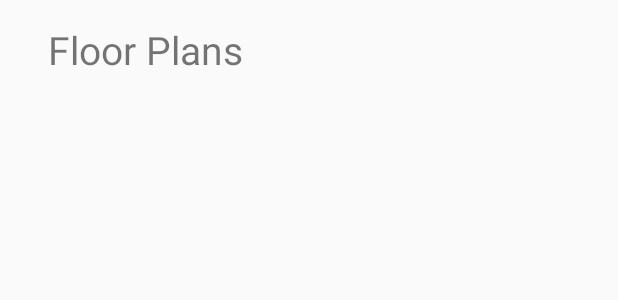
After one commit to isaifahmad/codesaints, an Android app: the layout activity_view_flipper.xml on its own in the app's theme, with its tools: preview values and no code run, on a phone screen of 412 x 824 dp. The commit adds this screen. Shown: the top 300 px of the screen. Run offline under Robolectric (Android 15) with nearby library versions, the phone set to English and light mode, and no system bars.

Commit message:
added floor plans

```diff
--- a/app/build.gradle
+++ b/app/build.gradle
@@ -35,4 +35,5 @@ dependencies {
     annotationProcessor 'ai.api:libai:1.6.11'
     implementation 'com.github.bumptech.glide:glide:4.6.1'
     annotationProcessor 'com.github.bumptech.glide:compiler:4.6.1'
+    implementation 'com.android.support.constraint:constraint-layout:1.0.2'
 }
--- /dev/null
+++ b/app/src/main/res/layout/activity_view_flipper.xml
@@ -0,0 +1,28 @@
+<?xml version="1.0" encoding="utf-8"?>
+<android.support.constraint.ConstraintLayout xmlns:android="http://schemas.android.com/apk/res/android"
+    xmlns:app="http://schemas.android.com/apk/res-auto"
+    android:layout_width="match_parent"
+    android:layout_height="match_parent">
+
+    <TextView
+        android:layout_width="wrap_content"
+        android:layout_height="wrap_content"
+        android:layout_marginLeft="32dp"
+        android:layout_marginTop="15dp"
+        android:text="Floor Plans"
+        android:textSize="26sp"
+        app:layout_constraintStart_toStartOf="parent"
+        app:layout_constraintTop_toTopOf="parent" />
+
+    <ViewFlipper
+        android:id="@+id/viewFlipper"
+        android:layout_width="381dp"
+        android:layout_height="495dp"
+        app:layout_constraintBottom_toBottomOf="parent"
+        app:layout_constraintEnd_toEndOf="parent"
+        app:layout_constraintHorizontal_bias="1.0"
+        app:layout_constraintStart_toStartOf="parent"
+        app:layout_constraintTop_toTopOf="parent">
+
+    </ViewFlipper>
+</android.support.constraint.ConstraintLayout>
--- a/app/src/main/res/values/strings.xml
+++ b/app/src/main/res/values/strings.xml
@@ -2,4 +2,5 @@
     <string name="app_name">Pathways</string>
     <string name="title_activity_maps">Map</string>
     <string name="title_conversation_maps">Conversation</string>
+    <string name="title_floor_plan">Floor Plans</string>
 </resources>
```
Also changed, not shown: app/src/main/AndroidManifest.xml (+4 -7 lines), app/src/main/java/com/pathways/conversation/ConversationActivity.java (+14 -4 lines), app/src/main/java/com/pathways/conversation/ViewFlipperActivity.java (added, +66 -0 lines), app/src/main/res/layout/flipper_layout.xml (added, +18 -0 lines), app/src/main/res/drawable-xxxhdpi/bhk_42_1.png (added), app/src/main/res/drawable-xxxhdpi/bhk_42_2.png (added), app/src/main/res/drawable-xxxhdpi/bhk_42_3.jpg (added).
